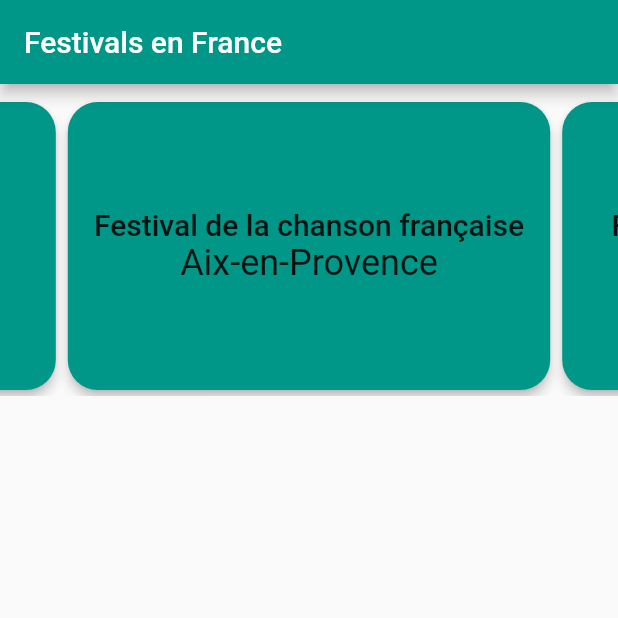
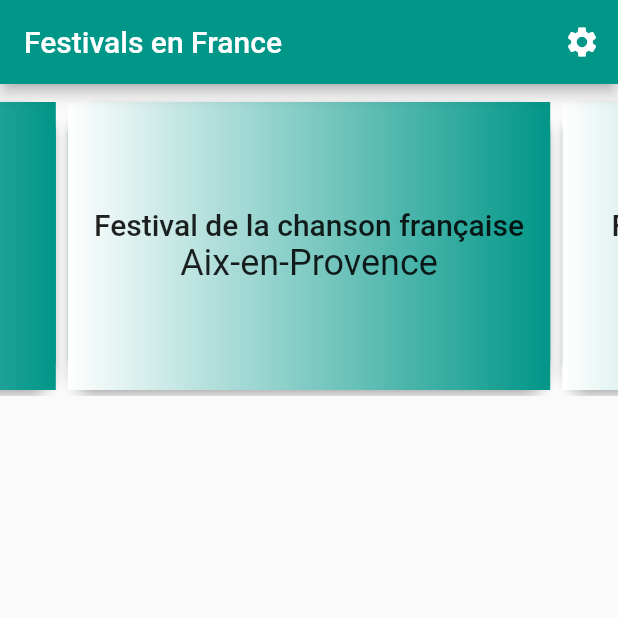
Before and after one commit to ErikaMiklos/zhack_a_front_mobile, a Flutter app: the screen it shows after launch, on a phone screen of 412 x 824 dp, the top half of it. Run offline on Flutter 3.47's test engine with Material 2 defaults, Android fonts, the light colour scheme and no system bars; drawn by our look-alikes of carousel_slider; our stand-ins replace bloc, flutter_bloc.

Commit message:
Ajout decoration et theme changement button

```diff
--- a/lib/ui/pages/home.page.dart
+++ b/lib/ui/pages/home.page.dart
@@ -1,5 +1,8 @@
 import 'package:flutter/material.dart';
+import 'package:flutter_bloc/flutter_bloc.dart';
 import 'package:zhack_a_front_mobile/ui/widgets/carousel.widget.dart';
+
+import '../../bloc/theme.bloc.dart';
 
 class HomePage extends StatelessWidget {
   const HomePage({Key? key}) : super(key: key);
@@ -7,7 +10,16 @@ class HomePage extends StatelessWidget {
   @override
   Widget build(BuildContext context) {
     return Scaffold(
-      appBar: AppBar(title: const Text("Festivals en France"),),
+      appBar: AppBar(
+        title: const Text("Festivals en France"),
+        actions: [
+          IconButton(
+              onPressed: (){
+                context.read<ThemeBloc>().add(SwitchThemeEvent());
+              },
+              icon: const Icon(Icons.settings))
+        ],
+      ),
       body: Column(
         children: const [
           SizedBox(height: 8,),
--- a/lib/ui/widgets/carousel.item.widget.dart
+++ b/lib/ui/widgets/carousel.item.widget.dart
@@ -16,8 +16,14 @@ class CarouselItemWidget extends StatelessWidget {
         shape: const RoundedRectangleBorder(
           borderRadius: BorderRadius.all(Radius.circular(20)),
         ),
-        color: Colors.teal,
+        color:  Theme.of(context).primaryColor,
         elevation: 3,
+        child: Container(
+            decoration: BoxDecoration(
+                gradient: LinearGradient(
+                    colors: [Colors.white, Theme.of(context).primaryColor]
+                )
+            ),
           child: Align(
             alignment: Alignment.center,
             child: Column(
@@ -27,6 +33,7 @@ class CarouselItemWidget extends StatelessWidget {
                 Text(ville, style: Theme.of(context).textTheme.headline5,),
               ],
             )
+          ),
         )
       ),
     );
```
Lines whose indentation alone changed are shown as unchanged.
